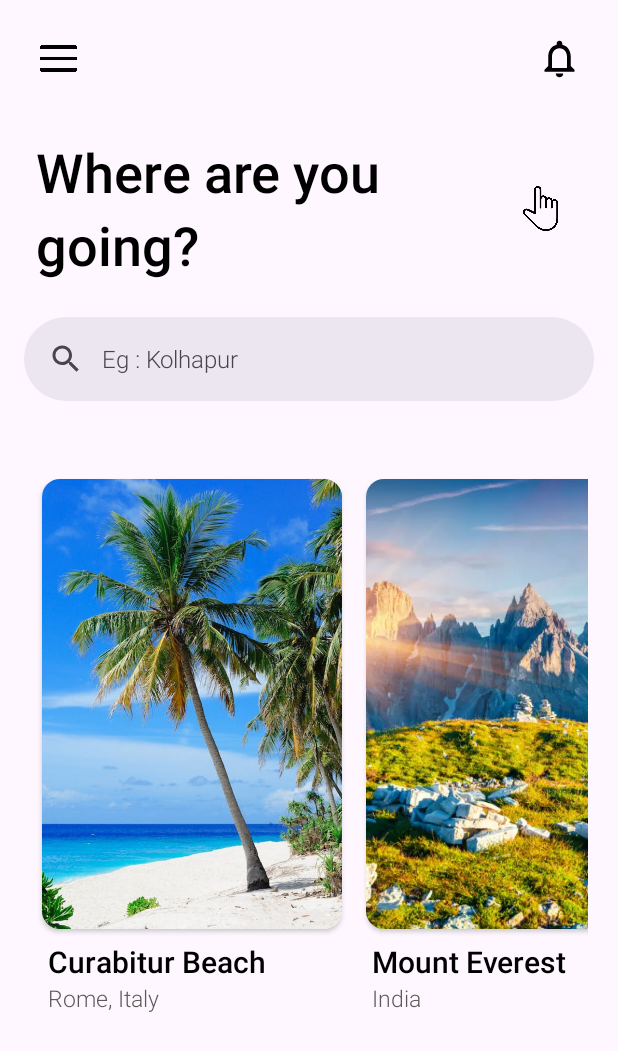
After one commit to Sushant092003/Journey_Craft, an Android app: the DestinationListActivity screen opened directly, with no data from a screen before it, on a phone screen of 412 x 824 dp. The commit adds this screen. Shown: the top 1051 px of the screen. Run offline under Robolectric (Android 15) with nearby library versions, the phone set to English and light mode, and no system bars.

Commit message:
Added ui only of where are you going

```diff
--- a/app/src/main/AndroidManifest.xml
+++ b/app/src/main/AndroidManifest.xml
@@ -5,9 +5,9 @@
     <uses-permission android:name="android.permission.INTERNET" />
 
     <application
-        android:enableOnBackInvokedCallback="true"
         android:allowBackup="true"
         android:dataExtractionRules="@xml/data_extraction_rules"
+        android:enableOnBackInvokedCallback="true"
         android:fullBackupContent="@xml/backup_rules"
         android:icon="@mipmap/ic_launcher"
         android:label="@string/app_name"
@@ -16,15 +16,18 @@
         android:theme="@style/Theme.JourneyCraft"
         tools:targetApi="tiramisu">
         <activity
-            android:name=".MainActivity"
-            android:exported="true"
-            android:screenOrientation="portrait" >
+            android:name=".DestinationListActivity"
+            android:exported="true" >
 
         </activity>
         <activity
-            android:screenOrientation="portrait"
+            android:name=".MainActivity"
+            android:exported="true"
+            android:screenOrientation="portrait"></activity>
+        <activity
             android:name=".LandingActivity"
-            android:exported="true">
+            android:exported="true"
+            android:screenOrientation="portrait">
 
             <intent-filter>
                 <action android:name="android.intent.action.MAIN" />
--- /dev/null
+++ b/app/src/main/java/com/gmail_bssushant2003/journeycraft/DestinationListActivity.kt
@@ -0,0 +1,37 @@
+package com.gmail_bssushant2003.journeycraft
+
+import androidx.appcompat.app.AppCompatActivity
+import android.os.Bundle
+import androidx.core.graphics.drawable.toDrawable
+import androidx.recyclerview.widget.LinearLayoutManager
+import com.gmail_bssushant2003.journeycraft.databinding.ActivityDestinationListBinding
+
+class DestinationListActivity : AppCompatActivity() {
+
+    private lateinit var binding : ActivityDestinationListBinding
+    private lateinit var itemsList: ArrayList<Items>
+
+    override fun onCreate(savedInstanceState: Bundle?) {
+        super.onCreate(savedInstanceState)
+        binding = ActivityDestinationListBinding.inflate(layoutInflater)
+        setContentView(binding.root)
+
+        //change status bar color to white
+        window.statusBarColor = resources.getColor(R.color.white, theme)
+
+        itemsList = arrayListOf()
+
+        binding.recyclerView.layoutManager = LinearLayoutManager(this, LinearLayoutManager.HORIZONTAL, false)
+
+        for(i in  1..30){
+            var item = Items(R.drawable.beach, "Curabitur Beach", "Rome, Italy")
+            if(i % 2 == 0)
+                item = Items(R.drawable.mountain, "Mount Everest", "India")
+            itemsList.add(item)
+        }
+
+        val myAdapter = MyAdapter(this, itemsList)
+        binding.recyclerView.adapter = myAdapter
+
+    }
+}
--- /dev/null
+++ b/app/src/main/java/com/gmail_bssushant2003/journeycraft/Items.kt
@@ -0,0 +1,11 @@
+package com.gmail_bssushant2003.journeycraft
+
+import android.graphics.drawable.ColorDrawable
+import android.widget.ImageView
+import android.widget.TextView
+
+data class Items (
+    val image : Int,
+    val title : String,
+    val location : String
+)
--- a/app/src/main/java/com/gmail_bssushant2003/journeycraft/LandingActivity.java
+++ b/app/src/main/java/com/gmail_bssushant2003/journeycraft/LandingActivity.java
@@ -8,6 +8,8 @@ import android.view.View;
 import android.view.Window;
 import android.view.WindowManager;
 import android.widget.Button;
+
+import com.google.firebase.auth.FirebaseAuth;
 
 public class LandingActivity extends AppCompatActivity {
 
@@ -23,9 +25,16 @@ public class LandingActivity extends AppCompatActivity {
         buttonLetsGo.setOnClickListener(new View.OnClickListener() {
             @Override
             public void onClick(View view) {
-                Intent intent = new Intent(LandingActivity.this,SendOTPActivity.class);
-                startActivity(intent);
-                finish();
+                if(FirebaseAuth.getInstance().getCurrentUser() != null){
+                    Intent intent = new Intent(LandingActivity.this, DestinationListActivity.class);
+                    startActivity(intent);
+                    finish();
+                }
+                else {
+                    Intent intent = new Intent(LandingActivity.this, SendOTPActivity.class);
+                    startActivity(intent);
+                    finish();
+                }
             }
         });
     }
--- /dev/null
+++ b/app/src/main/java/com/gmail_bssushant2003/journeycraft/MyAdapter.kt
@@ -0,0 +1,31 @@
+package com.gmail_bssushant2003.journeycraft
+
+import android.content.Context
+import android.view.LayoutInflater
+import android.view.ViewGroup
+import androidx.recyclerview.widget.RecyclerView
+import com.gmail_bssushant2003.journeycraft.databinding.IndividualLocationBinding
+
+class MyAdapter(val context: Context, val itemsList: ArrayList<Items>) :
+    RecyclerView.Adapter<MyAdapter.MyViewHolder>() {
+
+    inner class MyViewHolder(val binding: IndividualLocationBinding): RecyclerView.ViewHolder(binding.root){
+
+    }
+
+    override fun onCreateViewHolder(parent: ViewGroup, viewType: Int): MyViewHolder {
+        val binding = IndividualLocationBinding.inflate(LayoutInflater.from(context), parent, false)
+        return MyViewHolder(binding)
+    }
+
+    override fun getItemCount(): Int {
+        return itemsList.size
+    }
+
+    override fun onBindViewHolder(holder: MyViewHolder, position: Int) {
+        holder.binding.title.text = itemsList[position].title
+        holder.binding.location.text = itemsList[position].location
+        holder.binding.image.setImageResource(itemsList[position].image)
+    }
+
+}
--- a/app/src/main/java/com/gmail_bssushant2003/journeycraft/VerificationOTPActivity.java
+++ b/app/src/main/java/com/gmail_bssushant2003/journeycraft/VerificationOTPActivity.java
@@ -35,6 +35,7 @@ public class VerificationOTPActivity extends AppCompatActivity {
         setContentView(R.layout.activity_verification_otpactivity);
 
         getWindow().setStatusBarColor(getResources().getColor(R.color.white, getTheme()));
+
 
 
         TextView textMobile = findViewById(R.id.textMobile);
@@ -94,7 +95,7 @@ public class VerificationOTPActivity extends AppCompatActivity {
                                     progressBar.setVisibility(View.GONE);
                                     buttonVerify.setVisibility(View.VISIBLE);
                                     if(task.isSuccessful()){
-                                        Intent intent = new Intent(getApplicationContext(),MainActivity.class);
+                                        Intent intent = new Intent(getApplicationContext(),DestinationListActivity.class);
                                         intent.setFlags(Intent.FLAG_ACTIVITY_NEW_TASK | Intent.FLAG_ACTIVITY_CLEAR_TASK);
                                         startActivity(intent);
                                     }else{
--- /dev/null
+++ b/app/src/main/res/drawable/baseline_notification.xml
@@ -0,0 +1,5 @@
+<vector android:height="24dp" android:tint="#000000"
+    android:viewportHeight="24" android:viewportWidth="24"
+    android:width="24dp" xmlns:android="http://schemas.android.com/apk/res/android">
+    <path android:fillColor="@android:color/white" android:pathData="M12,22c1.1,0 2,-0.9 2,-2h-4c0,1.1 0.9,2 2,2zM18,16v-5c0,-3.07 -1.63,-5.64 -4.5,-6.32L13.5,4c0,-0.83 -0.67,-1.5 -1.5,-1.5s-1.5,0.67 -1.5,1.5v0.68C7.64,5.36 6,7.92 6,11v5l-2,2v1h16v-1l-2,-2zM16,17L8,17v-6c0,-2.48 1.51,-4.5 4,-4.5s4,2.02 4,4.5v6z"/>
+</vector>
--- /dev/null
+++ b/app/src/main/res/layout/activity_destination_list.xml
@@ -0,0 +1,99 @@
+<?xml version="1.0" encoding="utf-8"?>
+<androidx.constraintlayout.widget.ConstraintLayout xmlns:android="http://schemas.android.com/apk/res/android"
+    xmlns:app="http://schemas.android.com/apk/res-auto"
+    xmlns:tools="http://schemas.android.com/tools"
+    android:layout_width="match_parent"
+    android:layout_height="match_parent"
+    tools:context=".DestinationListActivity">
+
+    <FrameLayout
+        android:id="@+id/app_bar_layout"
+        android:layout_width="match_parent"
+        android:layout_height="wrap_content"
+        app:layout_constraintTop_toTopOf="parent">
+
+        <androidx.constraintlayout.widget.ConstraintLayout
+            android:layout_width="match_parent"
+            android:layout_height="match_parent"
+            android:layout_marginBottom="12dp">
+
+            <ImageView
+                android:id="@+id/three_lines"
+                android:layout_width="30dp"
+                android:layout_height="30dp"
+                android:layout_marginStart="24dp"
+                android:layout_marginTop="24dp"
+                android:src="@drawable/three_lines"
+                app:layout_constraintStart_toStartOf="parent"
+                app:layout_constraintTop_toTopOf="parent" />
+
+            <ImageView
+                android:id="@+id/notification"
+                android:layout_width="30dp"
+                android:layout_height="30dp"
+                android:layout_marginTop="24dp"
+                android:layout_marginEnd="24dp"
+                android:src="@drawable/baseline_notification"
+                app:layout_constraintEnd_toEndOf="parent"
+                app:layout_constraintTop_toTopOf="parent" />
+
+        </androidx.constraintlayout.widget.ConstraintLayout>
+
+    </FrameLayout>
+
+    <TextView
+        android:id="@+id/where_are_you"
+        android:layout_width="match_parent"
+        android:layout_height="wrap_content"
+        android:layout_margin="24dp"
+        android:fontFamily="sans-serif-black"
+        android:text="Where are you"
+        android:textColor="@color/black"
+        android:textSize="36sp"
+        android:textStyle="bold"
+        app:layout_constraintTop_toBottomOf="@id/app_bar_layout" />
+
+    <TextView
+        android:id="@+id/going"
+        android:layout_width="match_parent"
+        android:layout_height="wrap_content"
+        android:layout_marginStart="24dp"
+        android:layout_marginEnd="24dp"
+        android:fontFamily="sans-serif-black"
+        android:text="going?"
+        android:textSize="36sp"
+        android:textStyle="bold"
+        app:layout_constraintTop_toBottomOf="@id/where_are_you" />
+
+    <ImageView
+        android:layout_width="30dp"
+        android:layout_height="30dp"
+        android:layout_marginTop="24dp"
+        android:layout_marginEnd="80dp"
+        android:src="@drawable/uphand"
+        app:layout_constraintBottom_toBottomOf="@id/going"
+        app:layout_constraintEnd_toEndOf="parent"
+        app:layout_constraintStart_toEndOf="@id/where_are_you"
+        app:layout_constraintTop_toBottomOf="@id/app_bar_layout" />
+
+    <com.google.android.material.search.SearchBar
+        android:id="@+id/search_bar"
+        android:layout_width="match_parent"
+        android:layout_height="wrap_content"
+        android:layout_marginTop="24dp"
+        android:hint="Eg : Kolhapur"
+        app:layout_constraintTop_toBottomOf="@id/going" />
+
+
+    <androidx.recyclerview.widget.RecyclerView
+        android:id="@+id/recycler_view"
+        android:layout_width="match_parent"
+        android:layout_height="wrap_content"
+        android:layout_marginStart="12dp"
+        android:layout_marginTop="36dp"
+        android:layout_marginEnd="12dp"
+        android:padding="8dp"
+        app:layout_constraintTop_toBottomOf="@id/search_bar" />
+
+
+</androidx.constraintlayout.widget.ConstraintLayout>
--- /dev/null
+++ b/app/src/main/res/layout/individual_location.xml
@@ -0,0 +1,41 @@
+<?xml version="1.0" encoding="utf-8"?>
+<LinearLayout xmlns:android="http://schemas.android.com/apk/res/android"
+    xmlns:app="http://schemas.android.com/apk/res-auto"
+    android:layout_width="wrap_content"
+    android:layout_height="wrap_content"
+    android:orientation="vertical">
+
+    <androidx.cardview.widget.CardView
+        android:layout_width="200dp"
+        android:layout_height="300dp"
+        android:layout_margin="8dp"
+        app:cardCornerRadius="12dp">
+
+        <ImageView
+            android:id="@+id/image"
+            android:layout_width="match_parent"
+            android:layout_height="match_parent"
+            android:scaleType="centerCrop"
+            android:src="@drawable/beach" />
+
+    </androidx.cardview.widget.CardView>
+
+    <TextView
+        android:id="@+id/title"
+        android:layout_width="wrap_content"
+        android:layout_height="wrap_content"
+        android:layout_marginStart="12dp"
+        android:text="Curabitur Beach"
+        android:textSize="20sp"
+        android:textStyle="bold" />
+
+    <TextView
+        android:id="@+id/location"
+        android:layout_width="wrap_content"
+        android:layout_height="wrap_content"
+        android:textColor="#5E5959"
+        android:layout_marginStart="12dp"
+        android:text="Rome, Italy"
+        android:textSize="15sp" />
+
+</LinearLayout>
```
Also changed, not shown: app/src/main/res/drawable/beach.jpeg (added), app/src/main/res/drawable/mountain.webp (added), app/src/main/res/drawable/name.png (added), app/src/main/res/drawable/profile_picture.webp (added), app/src/main/res/drawable/three_lines.png (added), app/src/main/res/drawable/uphand.png (added), settings.gradle.kts (line endings or trailing spaces).
